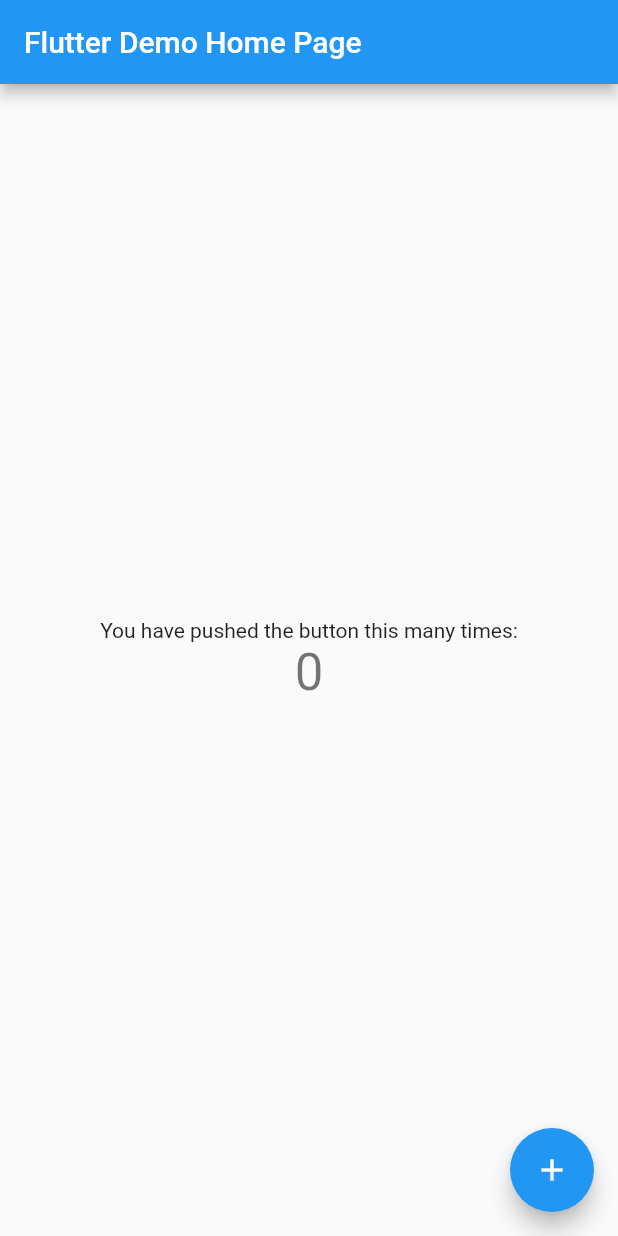
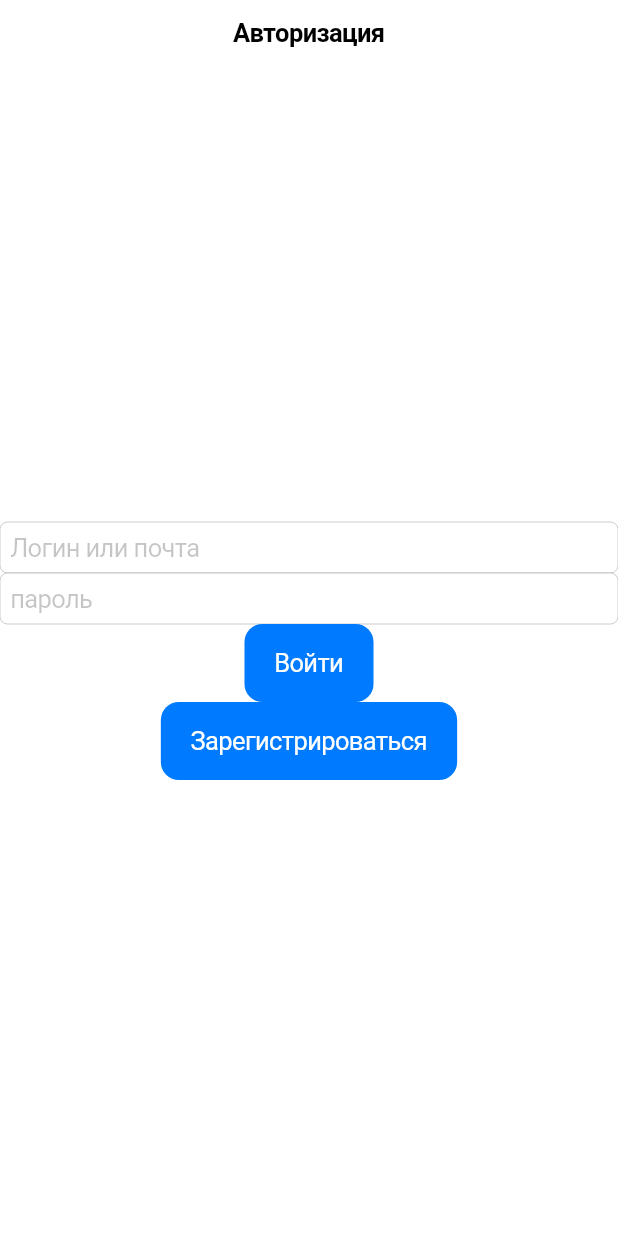
Before and after one commit to Bubble7777/codeunion, a Flutter app: the screen it shows after launch, on a phone screen of 412 x 824 dp. Run offline on Flutter 3.47's test engine with Material 2 defaults, Android fonts, the phone set to English and light mode, and no system bars.

Commit message:
add ui Auth

```diff
--- a/lib/main.dart
+++ b/lib/main.dart
@@ -1,3 +1,5 @@
+import 'package:codeunion/src/screens/auth/auth_screen.dart';
+import 'package:flutter/cupertino.dart';
 import 'package:flutter/material.dart';
 
 void main() {
@@ -8,106 +10,9 @@ class MyApp extends StatelessWidget {
   // This widget is the root of your application.
   @override
   Widget build(BuildContext context) {
-    return MaterialApp(
-      title: 'Flutter Demo',
-      theme: ThemeData(
-        // This is the theme of your application.
-        //
-        // Try running your application with "flutter run". You'll see the
-        // application has a blue toolbar. Then, without quitting the app, try
-        // changing the primarySwatch below to Colors.green and then invoke
-        // "hot reload" (press "r" in the console where you ran "flutter run",
-        // or simply save your changes to "hot reload" in a Flutter IDE).
-        // Notice that the counter didn't reset back to zero; the application
-        // is not restarted.
-        primarySwatch: Colors.blue,
-      ),
-      home: MyHomePage(title: 'Flutter Demo Home Page'),
+    return CupertinoApp(
+      debugShowCheckedModeBanner: false,
+      home: AuthScreen(),
     );
   }
 }
-
-class MyHomePage extends StatefulWidget {
-  MyHomePage({Key key, this.title}) : super(key: key);
-
-  // This widget is the home page of your application. It is stateful, meaning
-  // that it has a State object (defined below) that contains fields that affect
-  // how it looks.
-
-  // This class is the configuration for the state. It holds the values (in this
-  // case the title) provided by the parent (in this case the App widget) and
-  // used by the build method of the State. Fields in a Widget subclass are
-  // always marked "final".
-
-  final String title;
-
-  @override
-  _MyHomePageState createState() => _MyHomePageState();
-}
-
-class _MyHomePageState extends State<MyHomePage> {
-  int _counter = 0;
-
-  void _incrementCounter() {
-    setState(() {
-      // This call to setState tells the Flutter framework that something has
-      // changed in this State, which causes it to rerun the build method below
-      // so that the display can reflect the updated values. If we changed
-      // _counter without calling setState(), then the build method would not be
-      // called again, and so nothing would appear to happen.
-      _counter++;
-    });
-  }
-
-  @override
-  Widget build(BuildContext context) {
-    // This method is rerun every time setState is called, for instance as done
-    // by the _incrementCounter method above.
-    //
-    // The Flutter framework has been optimized to make rerunning build methods
-    // fast, so that you can just rebuild anything that needs updating rather
-    // than having to individually change instances of widgets.
-    return Scaffold(
-      appBar: AppBar(
-        // Here we take the value from the MyHomePage object that was created by
-        // the App.build method, and use it to set our appbar title.
-        title: Text(widget.title),
-      ),
-      body: Center(
-        // Center is a layout widget. It takes a single child and positions it
-        // in the middle of the parent.
-        child: Column(
-          // Column is also a layout widget. It takes a list of children and
-          // arranges them vertically. By default, it sizes itself to fit its
-          // children horizontally, and tries to be as tall as its parent.
-          //
-          // Invoke "debug painting" (press "p" in the console, choose the
-          // "Toggle Debug Paint" action from the Flutter Inspector in Android
-          // Studio, or the "Toggle Debug Paint" command in Visual Studio Code)
-          // to see the wireframe for each widget.
-          //
-          // Column has various properties to control how it sizes itself and
-          // how it positions its children. Here we use mainAxisAlignment to
-          // center the children vertically; the main axis here is the vertical
-          // axis because Columns are vertical (the cross axis would be
-          // horizontal).
-          mainAxisAlignment: MainAxisAlignment.center,
-          children: <Widget>[
-            Text(
-              'You have pushed the button this many times:',
-            ),
-            Text(
-              '$_counter',
-              style: Theme.of(context).textTheme.headline4,
-            ),
-          ],
-        ),
-      ),
-      floatingActionButton: FloatingActionButton(
-        onPressed: _incrementCounter,
-        tooltip: 'Increment',
-        child: Icon(Icons.add),
-      ), // This trailing comma makes auto-formatting nicer for build methods.
-    );
-  }
-}
--- /dev/null
+++ b/lib/src/screens/auth/auth_screen.dart
@@ -0,0 +1,35 @@
+import 'package:flutter/cupertino.dart';
+
+class AuthScreen extends StatelessWidget {
+  const AuthScreen({Key? key}) : super(key: key);
+
+  @override
+  Widget build(BuildContext context) {
+    return CupertinoPageScaffold(
+      navigationBar: CupertinoNavigationBar(
+        middle: Text('Авторизация'),
+      ),
+      child: SafeArea(
+        child: Column(
+          mainAxisAlignment: MainAxisAlignment.center,
+          children: [
+            CupertinoTextField(
+              placeholder: "Логин или почта",
+            ),
+            CupertinoTextField(
+              placeholder: "пароль",
+            ),
+            CupertinoButton.filled(
+              child: Text('Войти'),
+              onPressed: () {},
+            ),
+            CupertinoButton.filled(
+              child: Text('Зарегистрироваться'),
+              onPressed: () {},
+            ),
+          ],
+        ),
+      ),
+    );
+  }
+}
--- a/pubspec.yaml
+++ b/pubspec.yaml
@@ -18,7 +18,7 @@ publish_to: 'none' # Remove this line if you wish to publish to pub.dev
 version: 1.0.0+1
 
 environment:
-  sdk: ">=2.7.0 <3.0.0"
+  sdk: ">=2.12.0 <3.0.0"
 
 dependencies:
   flutter:
```
